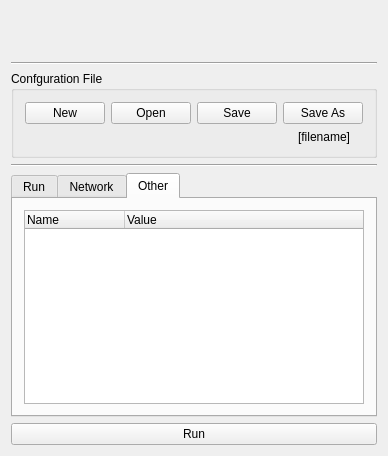
project8/mantis, file QtClient/client_exe_gui.ui: the form before one commit.
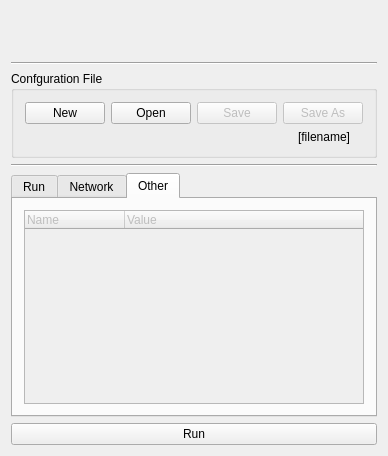
The form after the commit. The open tabs and pages were chosen to show the change. Icons and pictures are not drawn.

Diff of the .ui file:
```diff
--- a/QtClient/client_exe_gui.ui
+++ b/QtClient/client_exe_gui.ui
@@ -7,7 +7,7 @@
     <x>0</x>
     <y>0</y>
     <width>400</width>
-    <height>495</height>
+    <height>505</height>
    </rect>
   </property>
   <property name="sizePolicy">
@@ -99,6 +99,9 @@
         </item>
         <item>
          <widget class="QPushButton" name="buttonSave">
+          <property name="enabled">
+           <bool>false</bool>
+          </property>
           <property name="toolTip">
            <string>Save config file</string>
           </property>
@@ -109,6 +112,9 @@
         </item>
         <item>
          <widget class="QPushButton" name="buttonSaveAs">
+          <property name="enabled">
+           <bool>false</bool>
+          </property>
           <property name="text">
            <string>Save As</string>
           </property>
@@ -430,6 +436,9 @@
       <layout class="QGridLayout" name="gridLayout_2">
        <item row="0" column="0">
         <widget class="QTreeWidget" name="treeWidget">
+         <property name="enabled">
+          <bool>false</bool>
+         </property>
          <property name="sizePolicy">
           <sizepolicy hsizetype="Expanding" vsizetype="Expanding">
            <horstretch>0</horstretch>
```
Left out of the diff: 2 changed lines with no effect on the pictures.
